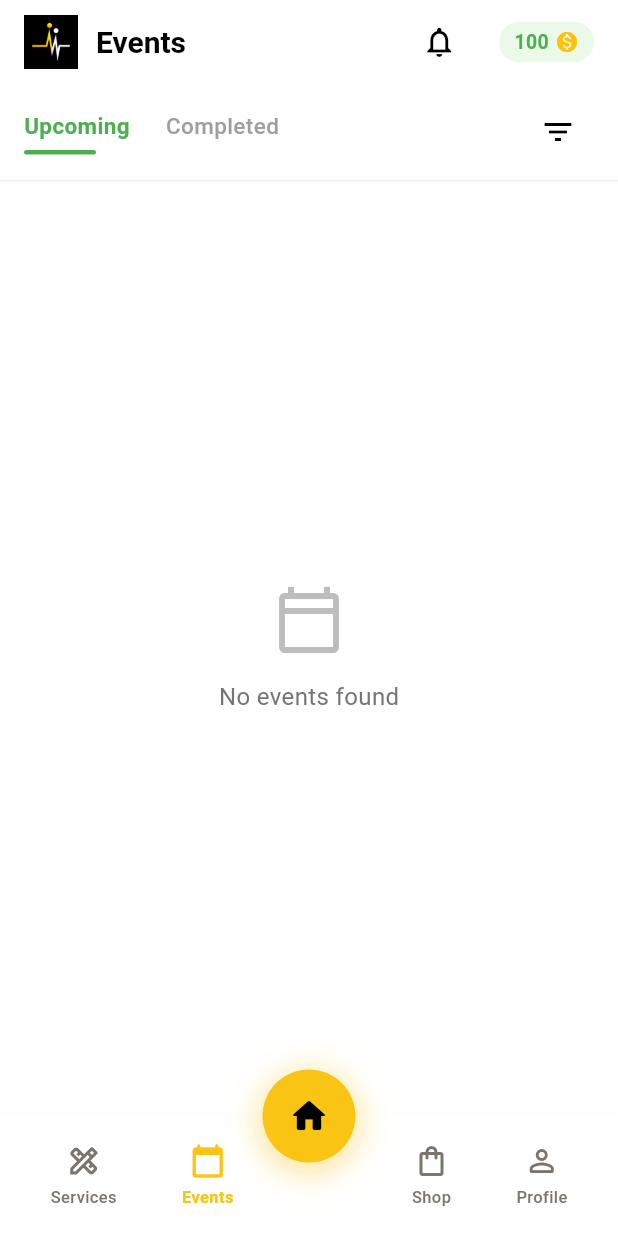
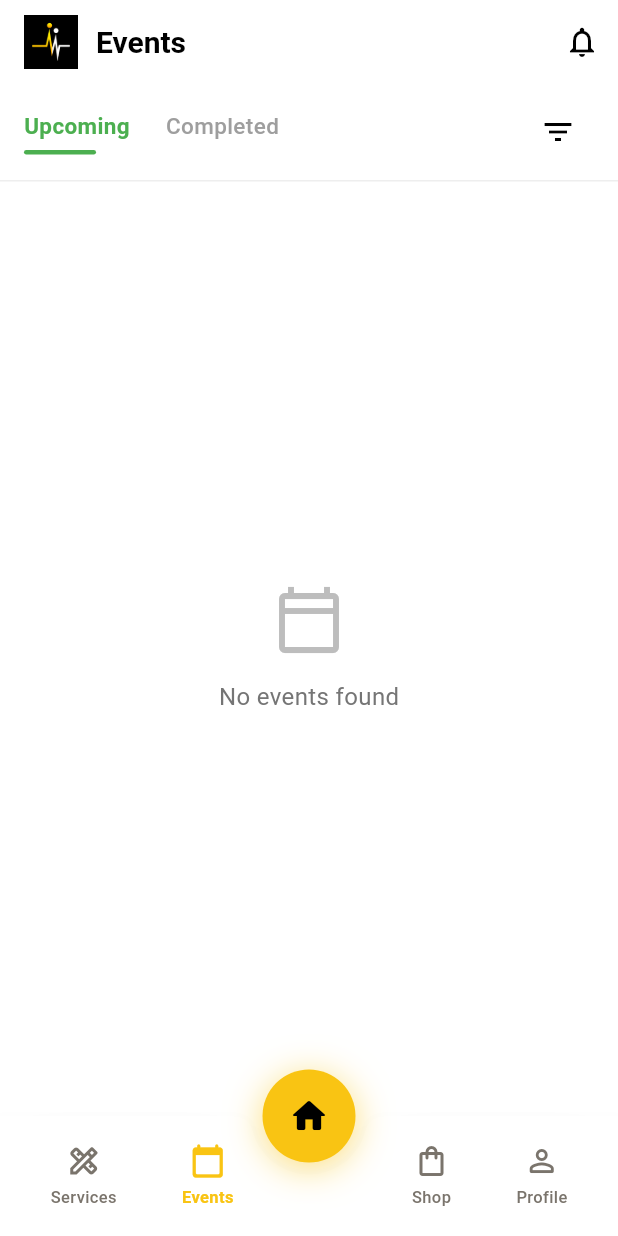
Before and after one commit to mrcoachofficial/mr-coach-app-ios, a Flutter app: the EventsScreen screen opened directly, on a phone screen of 412 x 824 dp. Run offline on Flutter 3.47's test engine with Material 3 defaults, Android fonts, the phone set to English and light mode, and no system bars; our stand-ins replace cached_network_image, geolocator, google_sign_in, image_picker, permission_handler, share_plus and 2 more; missing offline and left inert: dart:html, dart:js, dart:ui_web, onesignal_flutter, razorpay_flutter, scratcher; accounts and stored records are empty; network calls fail.

Commit message:
style: Remove coin balance indicator from Events screen header

```diff
--- a/lib/events/events_screen.dart
+++ b/lib/events/events_screen.dart
@@ -494,24 +494,6 @@
             icon: const Icon(Icons.notifications_none_outlined, color: Colors.black),
             onPressed: () {},
           ),
-          Container(
-            margin: const EdgeInsets.symmetric(vertical: 12, horizontal: 16),
-            padding: const EdgeInsets.symmetric(horizontal: 10, vertical: 4),
-            decoration: BoxDecoration(
-              color: const Color(0xFFEAF9E8),
-              borderRadius: BorderRadius.circular(20),
-            ),
-            child: const Row(
-              children: [
-                Text(
-                  '100',
-                  style: TextStyle(color: Colors.green, fontWeight: FontWeight.bold, fontSize: 13),
-                ),
-                SizedBox(width: 4),
-                Icon(Icons.monetization_on, color: Colors.amber, size: 16),
-              ],
-            ),
-          ),
         ],
       ),
       body: Column(
```
